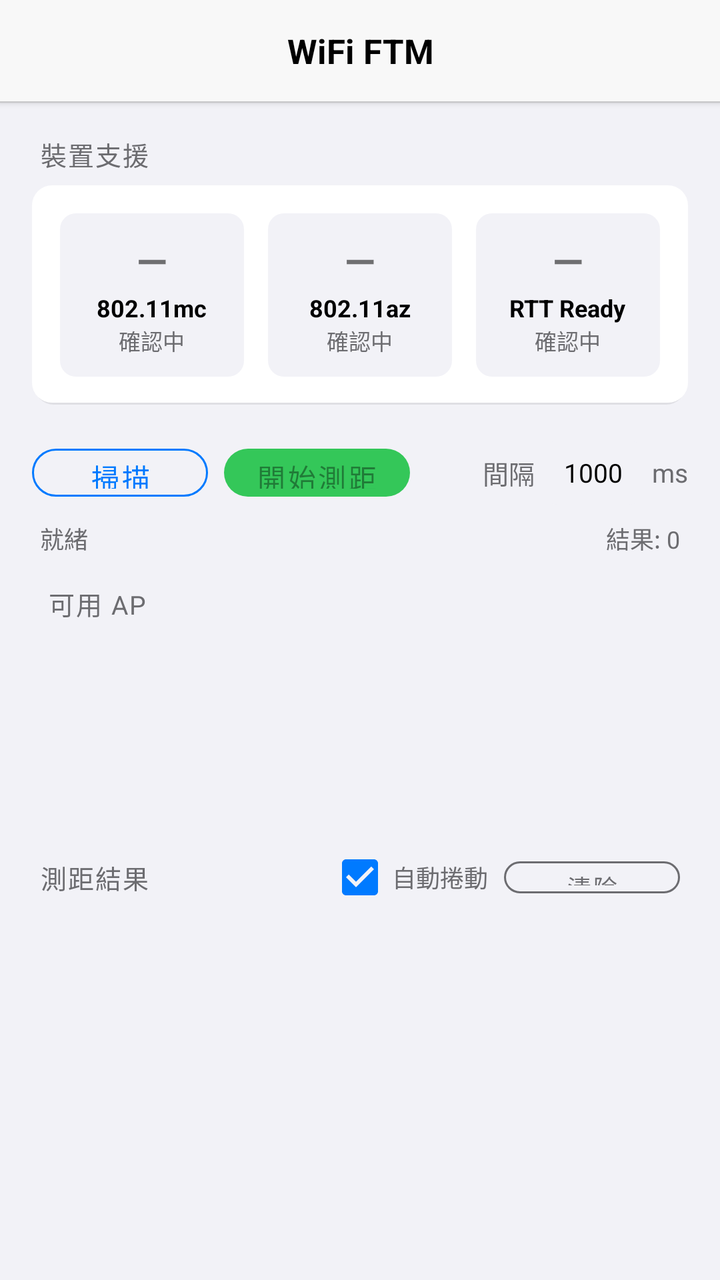
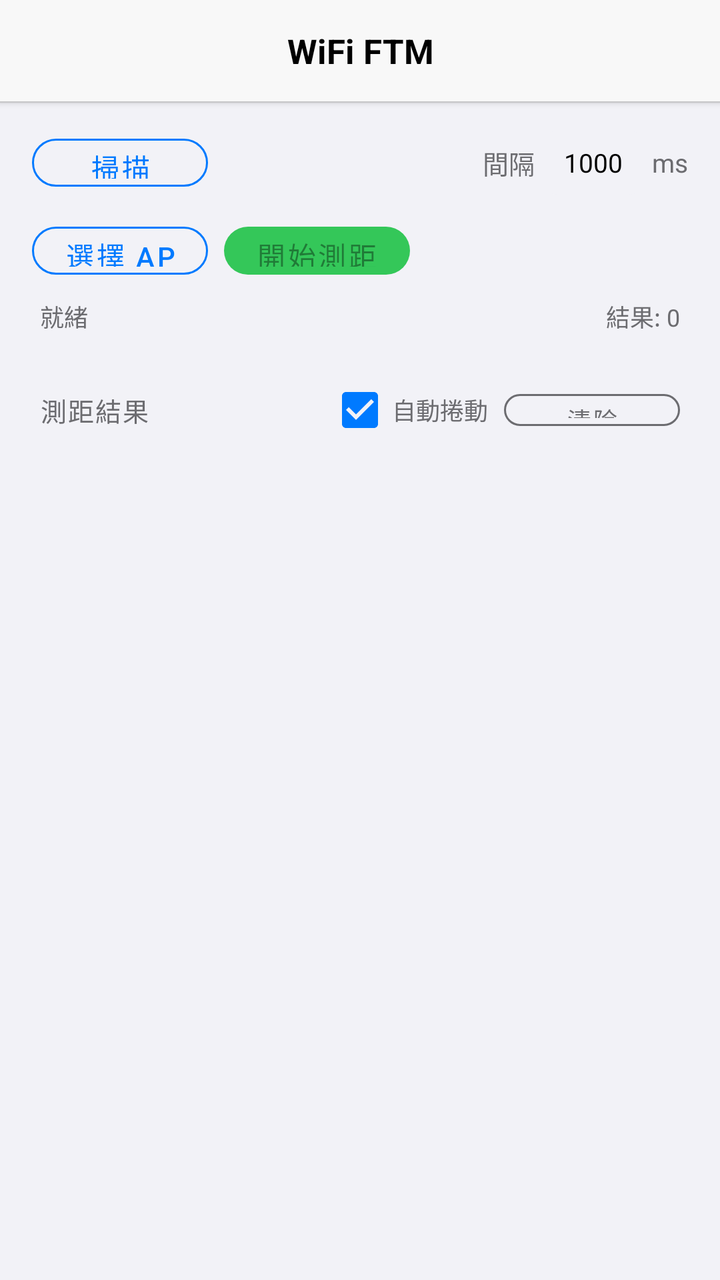

Screens rendered from an Android XML layout before and after an edit, with the pre-edit source and the edit as a unified diff.
<!-- AndroidManifest.xml: application theme Theme.WiFiFTM -->
<!-- res/layout/fragment_ftm.xml -->
<?xml version="1.0" encoding="utf-8"?>
<LinearLayout xmlns:android="http://schemas.android.com/apk/res/android"
    xmlns:app="http://schemas.android.com/apk/res-auto"
    android:layout_width="match_parent"
    android:layout_height="match_parent"
    android:orientation="vertical"
    android:background="@color/ios_bg">

    
    <LinearLayout
        android:layout_width="match_parent"
        android:layout_height="wrap_content"
        android:orientation="vertical"
        android:background="@color/ios_nav_bar"
        android:elevation="2dp">

        <TextView
            android:layout_width="match_parent"
            android:layout_height="wrap_content"
            android:text="WiFi FTM"
            android:textColor="@color/ios_label"
            android:textSize="17sp"
            android:textStyle="bold"
            android:gravity="center"
            android:paddingVertical="14dp" />

        <View
            android:layout_width="match_parent"
            android:layout_height="0.5dp"
            android:background="@color/ios_separator" />
    </LinearLayout>

    
    <LinearLayout
        android:layout_width="match_parent"
        android:layout_height="wrap_content"
        android:orientation="vertical"
        android:layout_marginHorizontal="16dp"
        android:layout_marginTop="16dp"
        android:layout_marginBottom="4dp">

        <TextView
            android:layout_width="match_parent"
            android:layout_height="wrap_content"
            android:text="裝置支援"
            style="@style/SectionHeader"
            android:paddingBottom="6dp"
            android:paddingHorizontal="4dp" />

        <LinearLayout
            android:layout_width="match_parent"
            android:layout_height="wrap_content"
            android:orientation="horizontal"
            android:background="@drawable/ios_card"
            android:padding="14dp">

            
            <LinearLayout
                android:layout_width="0dp"
                android:layout_height="wrap_content"
                android:layout_weight="1"
                android:orientation="vertical"
                android:gravity="center"
                android:background="@drawable/ios_support_badge"
                android:padding="10dp"
                android:layout_marginEnd="6dp">

                <TextView
                    android:id="@+id/tvMcIcon"
                    android:layout_width="wrap_content"
                    android:layout_height="wrap_content"
                    android:text="—"
                    android:textSize="20sp"
                    android:textStyle="bold" />

                <TextView
                    android:layout_width="wrap_content"
                    android:layout_height="wrap_content"
                    android:text="802.11mc"
                    android:textColor="@color/ios_label"
                    android:textSize="12sp"
                    android:textStyle="bold"
                    android:layout_marginTop="2dp" />

                <TextView
                    android:id="@+id/tvMcStatus"
                    android:layout_width="wrap_content"
                    android:layout_height="wrap_content"
                    android:text="確認中"
                    android:textSize="11sp"
                    android:textColor="@color/ios_secondary_label" />
            </LinearLayout>

            
            <LinearLayout
                android:layout_width="0dp"
                android:layout_height="wrap_content"
                android:layout_weight="1"
                android:orientation="vertical"
                android:gravity="center"
                android:background="@drawable/ios_support_badge"
                android:padding="10dp"
                android:layout_marginHorizontal="6dp">

                <TextView
                    android:id="@+id/tvAzIcon"
                    android:layout_width="wrap_content"
                    android:layout_height="wrap_content"
                    android:text="—"
                    android:textSize="20sp"
                    android:textStyle="bold" />

                <TextView
                    android:layout_width="wrap_content"
                    android:layout_height="wrap_content"
                    android:text="802.11az"
                    android:textColor="@color/ios_label"
                    android:textSize="12sp"
                    android:textStyle="bold"
                    android:layout_marginTop="2dp" />

                <TextView
                    android:id="@+id/tvAzStatus"
                    android:layout_width="wrap_content"
                    android:layout_height="wrap_content"
                    android:text="確認中"
                    android:textSize="11sp"
                    android:textColor="@color/ios_secondary_label" />
            </LinearLayout>

            
            <LinearLayout
                android:layout_width="0dp"
                android:layout_height="wrap_content"
                android:layout_weight="1"
                android:orientation="vertical"
                android:gravity="center"
                android:background="@drawable/ios_support_badge"
                android:padding="10dp"
                android:layout_marginStart="6dp">

                <TextView
                    android:id="@+id/tvRttIcon"
                    android:layout_width="wrap_content"
                    android:layout_height="wrap_content"
                    android:text="—"
                    android:textSize="20sp"
                    android:textStyle="bold" />

                <TextView
                    android:layout_width="wrap_content"
                    android:layout_height="wrap_content"
                    android:text="RTT Ready"
                    android:textColor="@color/ios_label"
                    android:textSize="12sp"
                    android:textStyle="bold"
                    android:layout_marginTop="2dp" />

                <TextView
                    android:id="@+id/tvRttStatus"
                    android:layout_width="wrap_content"
                    android:layout_height="wrap_content"
                    android:text="確認中"
                    android:textSize="11sp"
                    android:textColor="@color/ios_secondary_label" />
            </LinearLayout>
        </LinearLayout>
    </LinearLayout>

    
    <LinearLayout
        android:layout_width="match_parent"
        android:layout_height="wrap_content"
        android:orientation="horizontal"
        android:layout_marginHorizontal="16dp"
        android:layout_marginTop="12dp"
        android:gravity="center_vertical">

        <com.google.android.material.button.MaterialButton
            android:id="@+id/btnScan"
            android:layout_width="wrap_content"
            android:layout_height="36dp"
            android:text="掃描"
            android:textSize="14sp"
            app:cornerRadius="18dp"
            style="@style/Widget.MaterialComponents.Button.OutlinedButton"
            app:strokeColor="@color/ios_blue"
            android:textColor="@color/ios_blue" />

        <com.google.android.material.button.MaterialButton
            android:id="@+id/btnStartRanging"
            android:layout_width="wrap_content"
            android:layout_height="36dp"
            android:layout_marginStart="8dp"
            android:text="開始測距"
            android:textSize="14sp"
            android:enabled="false"
            app:cornerRadius="18dp"
            app:backgroundTint="@color/ios_green" />

        <View android:layout_width="0dp" android:layout_height="1dp" android:layout_weight="1" />

        <TextView
            android:layout_width="wrap_content"
            android:layout_height="wrap_content"
            android:text="間隔 "
            android:textColor="@color/ios_secondary_label"
            android:textSize="13sp" />

        <com.google.android.material.textfield.TextInputEditText
            android:id="@+id/etInterval"
            android:layout_width="52dp"
            android:layout_height="32dp"
            android:text="1000"
            android:inputType="number"
            android:textColor="@color/ios_label"
            android:textSize="13sp"
            android:padding="4dp"
            android:gravity="center"
            android:background="@drawable/ios_support_badge" />

        <TextView
            android:layout_width="wrap_content"
            android:layout_height="wrap_content"
            android:text=" ms"
            android:textColor="@color/ios_secondary_label"
            android:textSize="13sp" />
    </LinearLayout>

    
    <LinearLayout
        android:layout_width="match_parent"
        android:layout_height="wrap_content"
        android:orientation="horizontal"
        android:paddingHorizontal="20dp"
        android:paddingTop="6dp"
        android:paddingBottom="2dp">

        <TextView
            android:id="@+id/tvStatus"
            android:layout_width="0dp"
            android:layout_height="wrap_content"
            android:layout_weight="1"
            android:text="就緒"
            android:textColor="@color/ios_secondary_label"
            android:textSize="12sp" />

        <TextView
            android:id="@+id/tvResultCount"
            android:layout_width="wrap_content"
            android:layout_height="wrap_content"
            android:text="結果: 0"
            android:textColor="@color/ios_secondary_label"
            android:textSize="12sp" />
    </LinearLayout>

    
    <TextView
        android:layout_width="match_parent"
        android:layout_height="wrap_content"
        android:text="  可用 AP"
        style="@style/SectionHeader"
        android:paddingHorizontal="16dp"
        android:paddingTop="12dp"
        android:paddingBottom="6dp" />

    <androidx.recyclerview.widget.RecyclerView
        android:id="@+id/rvAccessPoints"
        android:layout_width="match_parent"
        android:layout_height="0dp"
        android:layout_weight="1"
        android:background="@color/ios_bg"
        android:clipToPadding="false"
        android:paddingHorizontal="16dp" />

    
    <LinearLayout
        android:layout_width="match_parent"
        android:layout_height="wrap_content"
        android:orientation="horizontal"
        android:paddingHorizontal="20dp"
        android:paddingTop="12dp"
        android:paddingBottom="6dp"
        android:gravity="center_vertical">

        <TextView
            android:layout_width="0dp"
            android:layout_height="wrap_content"
            android:layout_weight="1"
            android:text="測距結果"
            style="@style/SectionHeader" />

        <CheckBox
            android:id="@+id/cbAutoScroll"
            android:layout_width="wrap_content"
            android:layout_height="wrap_content"
            android:text="自動捲動"
            android:textColor="@color/ios_secondary_label"
            android:textSize="12sp"
            android:checked="true"
            android:buttonTint="@color/ios_blue" />

        <com.google.android.material.button.MaterialButton
            android:id="@+id/btnClear"
            android:layout_width="wrap_content"
            android:layout_height="28dp"
            android:layout_marginStart="8dp"
            android:text="清除"
            android:textSize="12sp"
            app:cornerRadius="14dp"
            style="@style/Widget.MaterialComponents.Button.OutlinedButton"
            app:strokeColor="@color/ios_secondary_label"
            android:textColor="@color/ios_secondary_label" />
    </LinearLayout>

    <androidx.recyclerview.widget.RecyclerView
        android:id="@+id/rvResults"
        android:layout_width="match_parent"
        android:layout_height="0dp"
        android:layout_weight="2"
        android:background="@color/ios_bg"
        android:clipToPadding="false"
        android:paddingHorizontal="16dp"
        android:paddingBottom="8dp" />

</LinearLayout>
<!-- resources referenced by this layout -->
<resources>
  <color name="ios_bg">#F2F2F7</color>
  <color name="ios_blue">#007AFF</color>
  <color name="ios_green">#34C759</color>
  <color name="ios_label">#000000</color>
  <color name="ios_nav_bar">#F8F8F8</color>
  <color name="ios_secondary_label">#6C6C70</color>
  <color name="ios_separator">#C6C6C8</color>
  <!-- drawable ios_card (drawable) -->
  <?xml version="1.0" encoding="utf-8"?>
  <layer-list xmlns:android="http://schemas.android.com/apk/res/android">
      
      <item android:top="1dp" android:left="1dp" android:right="1dp" android:bottom="0dp">
          <shape android:shape="rectangle">
              <solid android:color="#14000000" />
              <corners android:radius="10dp" />
          </shape>
      </item>
      
      <item android:bottom="1dp">
          <shape android:shape="rectangle">
              <solid android:color="#FFFFFF" />
              <corners android:radius="10dp" />
          </shape>
      </item>
  </layer-list>
  <!-- drawable ios_support_badge (drawable) -->
  <?xml version="1.0" encoding="utf-8"?>
  <shape xmlns:android="http://schemas.android.com/apk/res/android" android:shape="rectangle">
      <solid android:color="#F2F2F7" />
      <corners android:radius="8dp" />
  </shape>
  <style name="SectionHeader">
          <item name="android:textColor">@color/ios_secondary_label</item>
          <item name="android:textSize">13sp</item>
          <item name="android:textAllCaps">true</item>
          <item name="android:letterSpacing">0.05</item>
          <item name="android:fontFamily">sans-serif</item>
      </style>
  <style name="Theme.WiFiFTM" parent="Theme.MaterialComponents.Light.NoActionBar">
          <item name="colorPrimary">@color/ios_blue</item>
          <item name="colorPrimaryVariant">@color/ios_blue</item>
          <item name="colorOnPrimary">@color/white</item>
          <item name="colorSecondary">@color/ios_teal</item>
          <item name="colorSurface">@color/ios_cell_bg</item>
          <item name="android:windowBackground">@color/ios_bg</item>
          <item name="android:statusBarColor">@color/ios_nav_bar</item>
          <item name="android:windowLightStatusBar">true</item>
          <item name="android:navigationBarColor">@color/ios_tab_bar</item>
          <item name="android:textColorPrimary">@color/ios_label</item>
          <item name="android:textColorSecondary">@color/ios_secondary_label</item>
          <item name="bottomNavigationStyle">@style/BottomNavStyle</item>
      </style>
  <color name="white">#FFFFFF</color>
  <color name="ios_teal">#5AC8FA</color>
  <color name="ios_cell_bg">#FFFFFF</color>
  <color name="ios_tab_bar">#F8F8F8</color>
  <style name="BottomNavStyle" parent="Widget.MaterialComponents.BottomNavigationView">
          <item name="android:background">@color/ios_tab_bar</item>
          <item name="itemIconTint">@color/bottom_nav_colors</item>
          <item name="itemTextColor">@color/bottom_nav_colors</item>
          <item name="labelVisibilityMode">labeled</item>
      </style>
</resources>

<!-- the commit's change to res/layout/fragment_ftm.xml (unified diff, before → after) -->
@@ -22,7 +22,8 @@
             android:textSize="17sp"
             android:textStyle="bold"
             android:gravity="center"
-            android:paddingVertical="14dp" />
+            android:paddingTop="14dp"
+            android:paddingBottom="14dp" />
 
         <View
             android:layout_width="match_parent"
@@ -34,145 +35,9 @@
     <LinearLayout
         android:layout_width="match_parent"
         android:layout_height="wrap_content"
-        android:orientation="vertical"
-        android:layout_marginHorizontal="16dp"
-        android:layout_marginTop="16dp"
-        android:layout_marginBottom="4dp">
-
-        <TextView
-            android:layout_width="match_parent"
-            android:layout_height="wrap_content"
-            android:text="裝置支援"
-            style="@style/SectionHeader"
-            android:paddingBottom="6dp"
-            android:paddingHorizontal="4dp" />
-
-        <LinearLayout
-            android:layout_width="match_parent"
-            android:layout_height="wrap_content"
-            android:orientation="horizontal"
-            android:background="@drawable/ios_card"
-            android:padding="14dp">
-
-            
-            <LinearLayout
-                android:layout_width="0dp"
-                android:layout_height="wrap_content"
-                android:layout_weight="1"
-                android:orientation="vertical"
-                android:gravity="center"
-                android:background="@drawable/ios_support_badge"
-                android:padding="10dp"
-                android:layout_marginEnd="6dp">
-
-                <TextView
-                    android:id="@+id/tvMcIcon"
-                    android:layout_width="wrap_content"
-                    android:layout_height="wrap_content"
-                    android:text="—"
-                    android:textSize="20sp"
-                    android:textStyle="bold" />
-
-                <TextView
-                    android:layout_width="wrap_content"
-                    android:layout_height="wrap_content"
-                    android:text="802.11mc"
-                    android:textColor="@color/ios_label"
-                    android:textSize="12sp"
-                    android:textStyle="bold"
-                    android:layout_marginTop="2dp" />
-
-                <TextView
-                    android:id="@+id/tvMcStatus"
-                    android:layout_width="wrap_content"
-                    android:layout_height="wrap_content"
-                    android:text="確認中"
-                    android:textSize="11sp"
-                    android:textColor="@color/ios_secondary_label" />
-            </LinearLayout>
-
-            
-            <LinearLayout
-                android:layout_width="0dp"
-                android:layout_height="wrap_content"
-                android:layout_weight="1"
-                android:orientation="vertical"
-                android:gravity="center"
-                android:background="@drawable/ios_support_badge"
-                android:padding="10dp"
-                android:layout_marginHorizontal="6dp">
-
-                <TextView
-                    android:id="@+id/tvAzIcon"
-                    android:layout_width="wrap_content"
-                    android:layout_height="wrap_content"
-                    android:text="—"
-                    android:textSize="20sp"
-                    android:textStyle="bold" />
-
-                <TextView
-                    android:layout_width="wrap_content"
-                    android:layout_height="wrap_content"
-                    android:text="802.11az"
-                    android:textColor="@color/ios_label"
-                    android:textSize="12sp"
-                    android:textStyle="bold"
-                    android:layout_marginTop="2dp" />
-
-                <TextView
-                    android:id="@+id/tvAzStatus"
-                    android:layout_width="wrap_content"
-                    android:layout_height="wrap_content"
-                    android:text="確認中"
-                    android:textSize="11sp"
-                    android:textColor="@color/ios_secondary_label" />
-            </LinearLayout>
-
-            
-            <LinearLayout
-                android:layout_width="0dp"
-                android:layout_height="wrap_content"
-                android:layout_weight="1"
-                android:orientation="vertical"
-                android:gravity="center"
-                android:background="@drawable/ios_support_badge"
-                android:padding="10dp"
-                android:layout_marginStart="6dp">
-
-                <TextView
-                    android:id="@+id/tvRttIcon"
-                    android:layout_width="wrap_content"
-                    android:layout_height="wrap_content"
-                    android:text="—"
-                    android:textSize="20sp"
-                    android:textStyle="bold" />
-
-                <TextView
-                    android:layout_width="wrap_content"
-                    android:layout_height="wrap_content"
-                    android:text="RTT Ready"
-                    android:textColor="@color/ios_label"
-                    android:textSize="12sp"
-                    android:textStyle="bold"
-                    android:layout_marginTop="2dp" />
-
-                <TextView
-                    android:id="@+id/tvRttStatus"
-                    android:layout_width="wrap_content"
-                    android:layout_height="wrap_content"
-                    android:text="確認中"
-                    android:textSize="11sp"
-                    android:textColor="@color/ios_secondary_label" />
-            </LinearLayout>
-        </LinearLayout>
-    </LinearLayout>
-
-    
-    <LinearLayout
-        android:layout_width="match_parent"
-        android:layout_height="wrap_content"
         android:orientation="horizontal"
-        android:layout_marginHorizontal="16dp"
+        android:layout_marginStart="16dp"
+        android:layout_marginEnd="16dp"
         android:layout_marginTop="12dp"
         android:gravity="center_vertical">
 
@@ -186,17 +51,6 @@
             style="@style/Widget.MaterialComponents.Button.OutlinedButton"
             app:strokeColor="@color/ios_blue"
             android:textColor="@color/ios_blue" />
-
-        <com.google.android.material.button.MaterialButton
-            android:id="@+id/btnStartRanging"
-            android:layout_width="wrap_content"
-            android:layout_height="36dp"
-            android:layout_marginStart="8dp"
-            android:text="開始測距"
-            android:textSize="14sp"
-            android:enabled="false"
-            app:cornerRadius="18dp"
-            app:backgroundTint="@color/ios_green" />
 
         <View android:layout_width="0dp" android:layout_height="1dp" android:layout_weight="1" />
 
@@ -232,7 +86,41 @@
         android:layout_width="match_parent"
         android:layout_height="wrap_content"
         android:orientation="horizontal"
-        android:paddingHorizontal="20dp"
+        android:layout_marginStart="16dp"
+        android:layout_marginEnd="16dp"
+        android:layout_marginTop="8dp"
+        android:gravity="center_vertical">
+
+        <com.google.android.material.button.MaterialButton
+            android:id="@+id/btnSelectAp"
+            android:layout_width="wrap_content"
+            android:layout_height="36dp"
+            android:text="選擇 AP"
+            android:textSize="14sp"
+            app:cornerRadius="18dp"
+            style="@style/Widget.MaterialComponents.Button.OutlinedButton"
+            app:strokeColor="@color/ios_blue"
+            android:textColor="@color/ios_blue" />
+
+        <com.google.android.material.button.MaterialButton
+            android:id="@+id/btnStartRanging"
+            android:layout_width="wrap_content"
+            android:layout_height="36dp"
+            android:layout_marginStart="8dp"
+            android:text="開始測距"
+            android:textSize="14sp"
+            android:enabled="false"
+            app:cornerRadius="18dp"
+            app:backgroundTint="@color/ios_green" />
+    </LinearLayout>
+
+    
+    <LinearLayout
+        android:layout_width="match_parent"
+        android:layout_height="wrap_content"
+        android:orientation="horizontal"
+        android:paddingStart="20dp"
+        android:paddingEnd="20dp"
         android:paddingTop="6dp"
         android:paddingBottom="2dp">
 
@@ -255,30 +143,12 @@
     </LinearLayout>
 
     
-    <TextView
-        android:layout_width="match_parent"
-        android:layout_height="wrap_content"
-        android:text="  可用 AP"
-        style="@style/SectionHeader"
-        android:paddingHorizontal="16dp"
-        android:paddingTop="12dp"
-        android:paddingBottom="6dp" />
-
-    <androidx.recyclerview.widget.RecyclerView
-        android:id="@+id/rvAccessPoints"
-        android:layout_width="match_parent"
-        android:layout_height="0dp"
-        android:layout_weight="1"
-        android:background="@color/ios_bg"
-        android:clipToPadding="false"
-        android:paddingHorizontal="16dp" />
-
-    
     <LinearLayout
         android:layout_width="match_parent"
         android:layout_height="wrap_content"
         android:orientation="horizontal"
-        android:paddingHorizontal="20dp"
+        android:paddingStart="20dp"
+        android:paddingEnd="20dp"
         android:paddingTop="12dp"
         android:paddingBottom="6dp"
         android:gravity="center_vertical">
@@ -317,10 +187,11 @@
         android:id="@+id/rvResults"
         android:layout_width="match_parent"
         android:layout_height="0dp"
-        android:layout_weight="2"
+        android:layout_weight="1"
         android:background="@color/ios_bg"
         android:clipToPadding="false"
-        android:paddingHorizontal="16dp"
+        android:paddingStart="16dp"
+        android:paddingEnd="16dp"
         android:paddingBottom="8dp" />
 
 </LinearLayout>
<!-- resource entries referenced after the edit -->
@@ -7,24 +7,6 @@
   <color name="ios_nav_bar">#F8F8F8</color>
   <color name="ios_secondary_label">#6C6C70</color>
   <color name="ios_separator">#C6C6C8</color>
-  <!-- drawable ios_card (drawable) -->
-  <?xml version="1.0" encoding="utf-8"?>
-  <layer-list xmlns:android="http://schemas.android.com/apk/res/android">
-      
-      <item android:top="1dp" android:left="1dp" android:right="1dp" android:bottom="0dp">
-          <shape android:shape="rectangle">
-              <solid android:color="#14000000" />
-              <corners android:radius="10dp" />
-          </shape>
-      </item>
-      
-      <item android:bottom="1dp">
-          <shape android:shape="rectangle">
-              <solid android:color="#FFFFFF" />
-              <corners android:radius="10dp" />
-          </shape>
-      </item>
-  </layer-list>
   <!-- drawable ios_support_badge (drawable) -->
   <?xml version="1.0" encoding="utf-8"?>
   <shape xmlns:android="http://schemas.android.com/apk/res/android" android:shape="rectangle">
